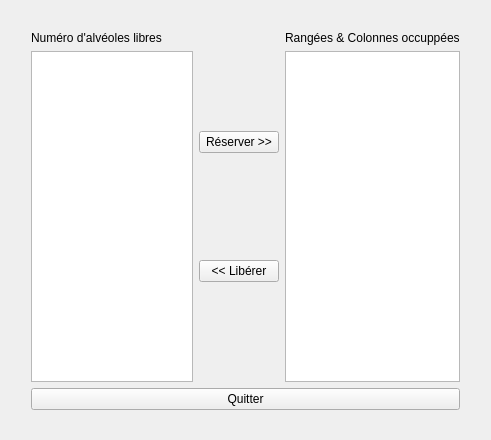
The window that 8_TestAlveolesLibres/widget.ui (TheoMichaud/Apprendre_QT) describes before a commit, drawn with Qt 5.
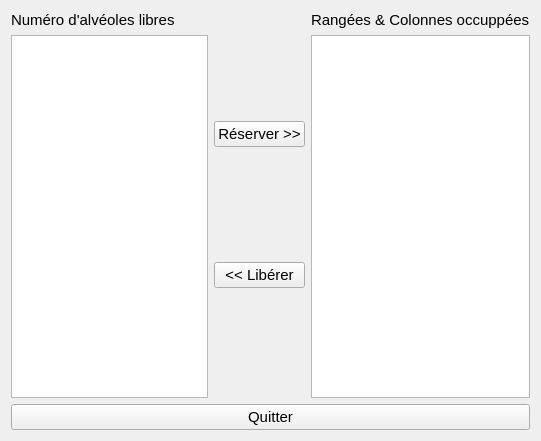
The same window after the commit.

Diff of the .ui file:
```diff
--- a/8_TestAlveolesLibres/widget.ui
+++ b/8_TestAlveolesLibres/widget.ui
@@ -6,22 +6,18 @@
    <rect>
     <x>0</x>
     <y>0</y>
-    <width>491</width>
-    <height>440</height>
+    <width>541</width>
+    <height>441</height>
    </rect>
   </property>
   <property name="windowTitle">
    <string>Test de la classe AlveolesLibres</string>
   </property>
-  <widget class="QWidget" name="layoutWidget">
-   <property name="geometry">
-    <rect>
-     <x>20</x>
-     <y>20</y>
-     <width>451</width>
-     <height>401</height>
-    </rect>
-   </property>
+  <property name="toolTip">
+   <string>&lt;html&gt;&lt;head/&gt;&lt;body&gt;&lt;p&gt;&lt;span style=&quot; font-size:12pt; font-weight:600;&quot;&gt;Corrigé du TP rouleau&lt;/span&gt;&lt;/p&gt;&lt;/body&gt;&lt;/html&gt;</string>
+  </property>
+  <layout class="QHBoxLayout" name="horizontalLayout_2">
+   <item>
    <layout class="QVBoxLayout" name="verticalLayout_4">
     <item>
      <layout class="QHBoxLayout" name="horizontalLayout">
@@ -29,6 +25,11 @@
        <layout class="QVBoxLayout" name="verticalLayout_2">
         <item>
          <widget class="QLabel" name="label">
+           <property name="font">
+            <font>
+             <pointsize>11</pointsize>
+            </font>
+           </property>
           <property name="text">
            <string>Numéro d'alvéoles libres</string>
           </property>
@@ -69,6 +70,20 @@
         </item>
         <item>
          <widget class="QPushButton" name="pushButtonReserver">
+           <property name="font">
+            <font>
+             <pointsize>11</pointsize>
+            </font>
+           </property>
+           <property name="toolTip">
+            <string>&lt;html&gt;&lt;head/&gt;
+&lt;body&gt;
+&lt;p&gt;&lt;span style=&quot; font-size:12pt;&quot;&gt;Ce bouton permet de &lt;/span&gt;&lt;/p&gt;
+&lt;p&gt;&lt;span style=&quot; font-size:12pt; font-weight:600;&quot;&gt;retirer  un item de la listeNumero d'alvéoles libres&lt;/span&gt;&lt;/p&gt;
+&lt;p&gt;&lt;span style=&quot; font-size:12pt; font-weight:600;&quot;&gt;ajouter  un item dans la liste rangées colonnes occupées&lt;/span&gt;&lt;/p&gt;
+&lt;/body&gt;
+&lt;/html&gt;</string>
+           </property>
           <property name="text">
            <string>Réserver &gt;&gt;</string>
           </property>
@@ -89,6 +104,20 @@
         </item>
         <item>
          <widget class="QPushButton" name="pushButtonLiberer">
+           <property name="font">
+            <font>
+             <pointsize>11</pointsize>
+            </font>
+           </property>
+           <property name="toolTip">
+            <string>&lt;html&gt;&lt;head/&gt;&lt;body&gt;&lt;p&gt;&lt;span style=&quot; font-size:12pt;&quot;&gt;Cliquez ici pour : &lt;/span&gt;&lt;/p&gt;
+&lt;ul&gt;
+&lt;li&gt; liberer un emplacement du magasin &lt;/li&gt;
+&lt;li&gt; et donc ajouter un item dans la liste des emplacements libres &lt;/li&gt;
+&lt;/ul&gt;
+
+&lt;/body&gt;&lt;/html&gt;</string>
+           </property>
           <property name="text">
            <string>&lt;&lt; Libérer</string>
           </property>
@@ -126,6 +155,11 @@
        <layout class="QVBoxLayout" name="verticalLayout_3">
         <item>
          <widget class="QLabel" name="label_2">
+           <property name="font">
+            <font>
+             <pointsize>11</pointsize>
+            </font>
+           </property>
           <property name="text">
            <string>Rangées &amp; Colonnes occuppées</string>
           </property>
@@ -140,13 +174,22 @@
     </item>
     <item>
      <widget class="QPushButton" name="pushButtonQuitter">
+       <property name="font">
+        <font>
+         <pointsize>11</pointsize>
+        </font>
+       </property>
+       <property name="toolTip">
+        <string>&lt;html&gt;&lt;head/&gt;&lt;body&gt;&lt;p&gt;&lt;span style=&quot; font-size:12pt;&quot;&gt;Cliquez ici pour quitter l'application&lt;/span&gt;&lt;/p&gt;&lt;/body&gt;&lt;/html&gt;</string>
+       </property>
       <property name="text">
        <string>Quitter</string>
       </property>
      </widget>
     </item>
    </layout>
-  </widget>
+   </item>
+  </layout>
  </widget>
  <layoutdefault spacing="6" margin="11"/>
  <resources/>
```
Lines whose indentation alone changed are shown as unchanged.
